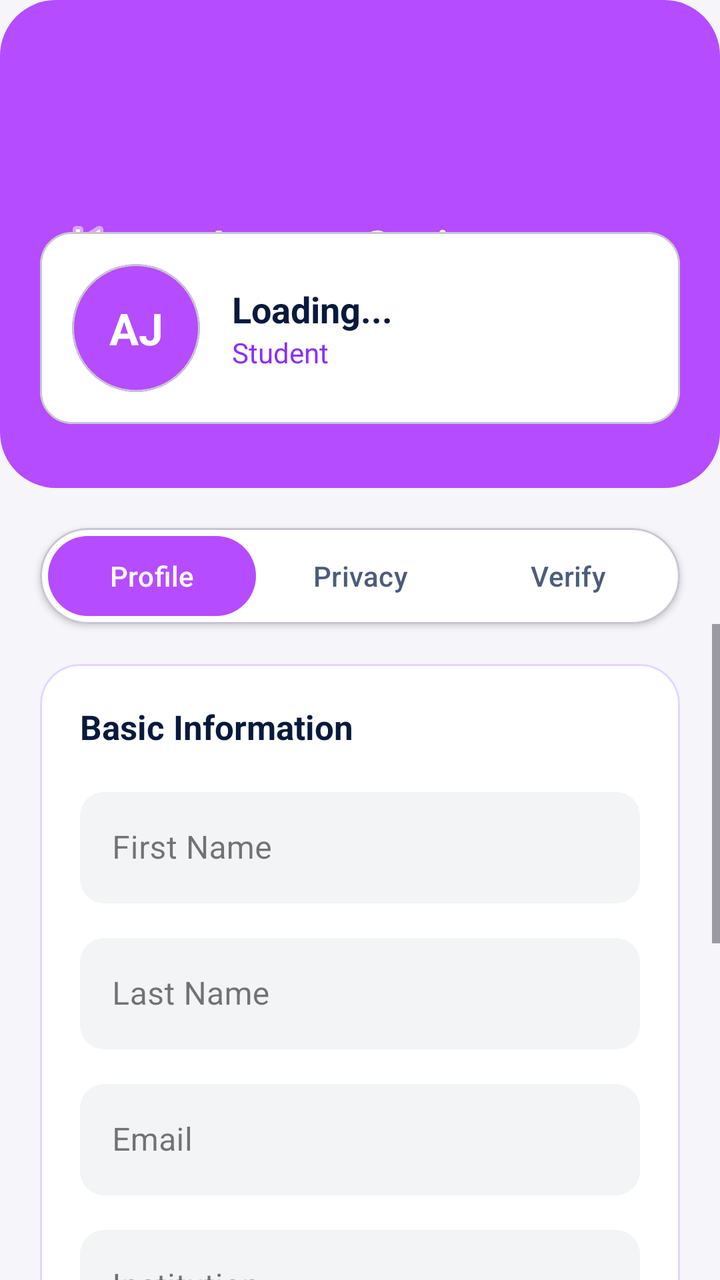
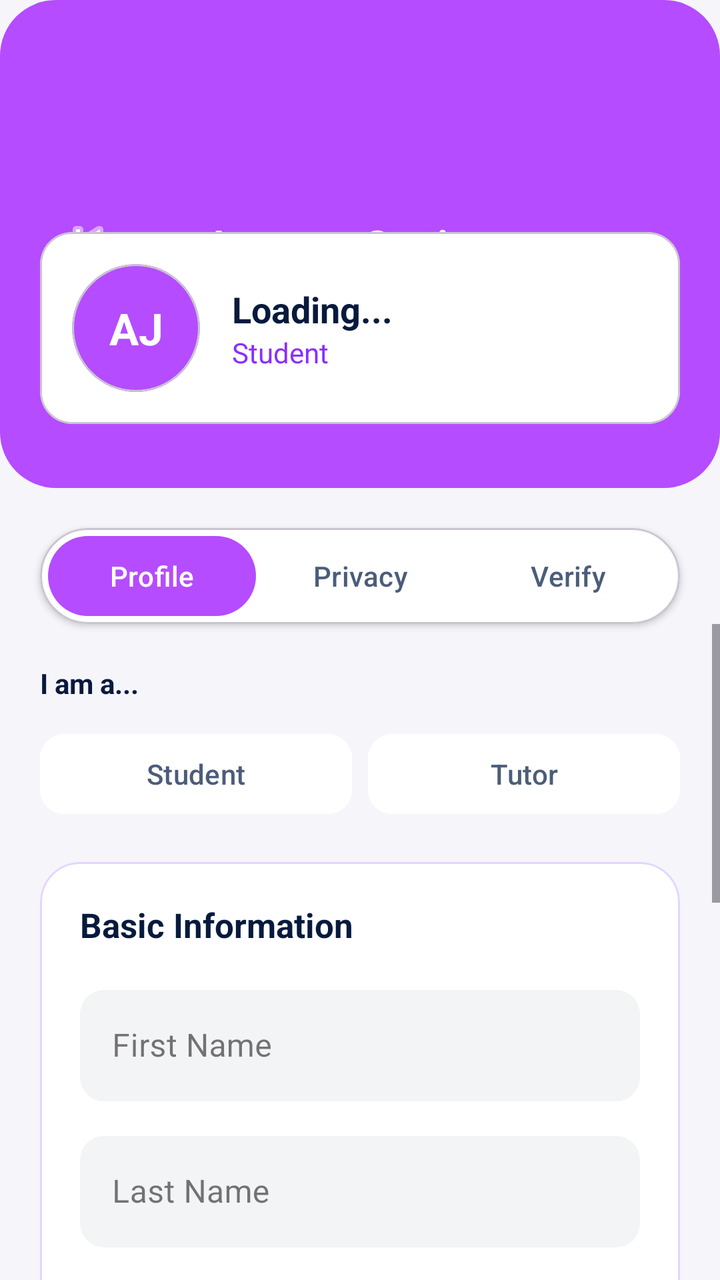

The first picture is an Android layout as it rendered before a commit; the second is the same layout after the commit. The layout source and the unified diff follow.
<!-- AndroidManifest.xml: application theme Theme.PeerTutoringApollo -->
<!-- res/layout/activity_edit_profile.xml -->
<?xml version="1.0" encoding="utf-8"?>
<LinearLayout xmlns:android="http://schemas.android.com/apk/res/android"
    xmlns:app="http://schemas.android.com/apk/res-auto"
    android:layout_width="match_parent"
    android:layout_height="match_parent"
    android:orientation="vertical"
    android:background="#F5F5FA">

    
    <RelativeLayout
        android:layout_width="match_parent"
        android:layout_height="wrap_content"
        android:background="@drawable/bg_button_gradient"
        android:paddingTop="48dp"
        android:paddingBottom="32dp"
        android:paddingHorizontal="20dp">

        <ImageButton
            android:id="@+id/btnBack"
            android:layout_width="48dp"
            android:layout_height="48dp"
            android:background="@android:color/transparent"
            android:src="@android:drawable/ic_media_previous"
            app:tint="#FFFFFF"
            android:layout_centerVertical="true"
            android:contentDescription="Back" />

        <TextView
            android:layout_width="wrap_content"
            android:layout_height="wrap_content"
            android:text="Account Settings"
            android:textColor="#FFFFFF"
            android:textSize="20sp"
            android:textStyle="bold"
            android:layout_centerInParent="true" />

        <com.google.android.material.card.MaterialCardView
            android:layout_width="match_parent"
            android:layout_height="wrap_content"
            android:layout_below="@id/btnBack"
            android:layout_marginTop="20dp"
            app:cardCornerRadius="16dp"
            app:cardBackgroundColor="#FFFFFF"
            app:cardElevation="0dp">

            <LinearLayout
                android:layout_width="match_parent"
                android:layout_height="wrap_content"
                android:orientation="horizontal"
                android:gravity="center_vertical"
                android:padding="16dp">

                <FrameLayout android:layout_width="64dp" android:layout_height="64dp">
                    <com.google.android.material.card.MaterialCardView
                        android:layout_width="64dp" android:layout_height="64dp"
                        app:cardCornerRadius="32dp" app:cardBackgroundColor="#B54CFF"
                        app:cardElevation="0dp">
                        <TextView android:id="@+id/tvAvatarInitials" android:layout_width="match_parent" android:layout_height="match_parent" android:gravity="center" android:text="AJ" android:textColor="#FFFFFF" android:textSize="22sp" android:textStyle="bold" />
                    </com.google.android.material.card.MaterialCardView>
                    
                    <com.google.android.material.card.MaterialCardView
                        android:id="@+id/badgeVerified"
                        android:layout_width="20dp" android:layout_height="20dp"
                        android:layout_gravity="top|end"
                        app:cardCornerRadius="10dp" app:cardBackgroundColor="#0062FF"
                        app:cardElevation="2dp"
                        android:visibility="gone">
                        <TextView android:layout_width="match_parent" android:layout_height="match_parent" android:gravity="center" android:text="✓" android:textColor="#FFFFFF" android:textSize="10sp" android:textStyle="bold" />
                    </com.google.android.material.card.MaterialCardView>
                </FrameLayout>

                <LinearLayout android:layout_width="0dp" android:layout_height="wrap_content" android:layout_weight="1" android:orientation="vertical" android:layout_marginStart="16dp">
                    <TextView android:id="@+id/tvUserName" android:layout_width="wrap_content" android:layout_height="wrap_content" android:text="Loading..." android:textColor="#071A3D" android:textSize="18sp" android:textStyle="bold" />
                    <TextView android:id="@+id/tvUserRole" android:layout_width="wrap_content" android:layout_height="wrap_content" android:text="Student" android:textColor="#8A2EFF" android:textSize="14sp" />
                </LinearLayout>
            </LinearLayout>
        </com.google.android.material.card.MaterialCardView>
    </RelativeLayout>

    
    <com.google.android.material.card.MaterialCardView
        android:layout_width="match_parent" android:layout_height="wrap_content"
        android:layout_marginHorizontal="20dp" android:layout_marginTop="20dp"
        app:cardCornerRadius="24dp" app:cardBackgroundColor="#FFFFFF" app:cardElevation="2dp">
        <LinearLayout android:layout_width="match_parent" android:layout_height="48dp" android:padding="4dp">
            <Button android:id="@+id/tabEditProfile" android:layout_width="0dp" android:layout_height="match_parent" android:layout_weight="1" android:text="Profile" android:textAllCaps="false" android:textColor="#FFFFFF" android:background="@drawable/bg_button_gradient" app:backgroundTint="@null" app:cornerRadius="20dp" />
            <Button android:id="@+id/tabPrivacy" android:layout_width="0dp" android:layout_height="match_parent" android:layout_weight="1" android:text="Privacy" android:textAllCaps="false" android:textColor="#4B5D7A" android:background="@android:color/transparent" app:backgroundTint="@null" />
            <Button android:id="@+id/tabVerification" android:layout_width="0dp" android:layout_height="match_parent" android:layout_weight="1" android:text="Verify" android:textAllCaps="false" android:textColor="#4B5D7A" android:background="@android:color/transparent" app:backgroundTint="@null" />
        </LinearLayout>
    </com.google.android.material.card.MaterialCardView>

    <ScrollView android:layout_width="match_parent" android:layout_height="0dp" android:layout_weight="1" android:fillViewport="true">
        <LinearLayout android:layout_width="match_parent" android:layout_height="wrap_content" android:orientation="vertical" android:padding="20dp">

            
            <LinearLayout android:id="@+id/panelEditProfile" android:layout_width="match_parent" android:layout_height="wrap_content" android:orientation="vertical">
                <com.google.android.material.card.MaterialCardView android:layout_width="match_parent" android:layout_height="wrap_content" android:layout_marginBottom="16dp" app:cardCornerRadius="20dp" app:cardBackgroundColor="#FFFFFF" app:strokeColor="#E4D5FF" app:strokeWidth="1dp" app:cardElevation="0dp">
                    <LinearLayout android:layout_width="match_parent" android:layout_height="wrap_content" android:orientation="vertical" android:padding="20dp">
                        <TextView android:layout_width="wrap_content" android:layout_height="wrap_content" android:text="Basic Information" android:textColor="#071A3D" android:textSize="17sp" android:textStyle="bold" android:layout_marginBottom="16dp" />
                        <com.google.android.material.textfield.TextInputLayout style="@style/Widget.MaterialComponents.TextInputLayout.OutlinedBox" android:layout_width="match_parent" android:layout_height="wrap_content" app:boxBackgroundColor="#F3F4F6" app:boxCornerRadiusTopStart="12dp" app:boxCornerRadiusTopEnd="12dp" app:boxCornerRadiusBottomStart="12dp" app:boxCornerRadiusBottomEnd="12dp" app:boxStrokeWidth="0dp">
                            <com.google.android.material.textfield.TextInputEditText android:id="@+id/editTextFirstName" android:layout_width="match_parent" android:layout_height="wrap_content" android:hint="First Name" />
                        </com.google.android.material.textfield.TextInputLayout>
                        <com.google.android.material.textfield.TextInputLayout style="@style/Widget.MaterialComponents.TextInputLayout.OutlinedBox" android:layout_width="match_parent" android:layout_height="wrap_content" android:layout_marginTop="12dp" app:boxBackgroundColor="#F3F4F6" app:boxCornerRadiusTopStart="12dp" app:boxCornerRadiusTopEnd="12dp" app:boxCornerRadiusBottomStart="12dp" app:boxCornerRadiusBottomEnd="12dp" app:boxStrokeWidth="0dp">
                            <com.google.android.material.textfield.TextInputEditText android:id="@+id/editTextLastName" android:layout_width="match_parent" android:layout_height="wrap_content" android:hint="Last Name" />
                        </com.google.android.material.textfield.TextInputLayout>
                        <com.google.android.material.textfield.TextInputLayout style="@style/Widget.MaterialComponents.TextInputLayout.OutlinedBox" android:layout_width="match_parent" android:layout_height="wrap_content" android:layout_marginTop="12dp" app:boxBackgroundColor="#F3F4F6" app:boxCornerRadiusTopStart="12dp" app:boxCornerRadiusTopEnd="12dp" app:boxCornerRadiusBottomStart="12dp" app:boxCornerRadiusBottomEnd="12dp" app:boxStrokeWidth="0dp">
                            <com.google.android.material.textfield.TextInputEditText android:id="@+id/editTextEmail" android:layout_width="match_parent" android:layout_height="wrap_content" android:hint="Email" android:enabled="false" />
                        </com.google.android.material.textfield.TextInputLayout>
                        <LinearLayout android:id="@+id/layoutInstitution" android:layout_width="match_parent" android:layout_height="wrap_content" android:orientation="vertical" android:layout_marginTop="12dp">
                            <com.google.android.material.textfield.TextInputLayout style="@style/Widget.MaterialComponents.TextInputLayout.OutlinedBox" android:layout_width="match_parent" android:layout_height="wrap_content" app:boxBackgroundColor="#F3F4F6" app:boxCornerRadiusTopStart="12dp" app:boxCornerRadiusTopEnd="12dp" app:boxCornerRadiusBottomStart="12dp" app:boxCornerRadiusBottomEnd="12dp" app:boxStrokeWidth="0dp">
                                <com.google.android.material.textfield.TextInputEditText android:id="@+id/editTextInstitution" android:layout_width="match_parent" android:layout_height="wrap_content" android:hint="Institution" />
                            </com.google.android.material.textfield.TextInputLayout>
                        </LinearLayout>
                        <LinearLayout android:id="@+id/layoutBio" android:layout_width="match_parent" android:layout_height="wrap_content" android:orientation="vertical" android:layout_marginTop="12dp" android:visibility="gone">
                            <com.google.android.material.textfield.TextInputLayout style="@style/Widget.MaterialComponents.TextInputLayout.OutlinedBox" android:layout_width="match_parent" android:layout_height="wrap_content" app:boxBackgroundColor="#F3F4F6" app:boxCornerRadiusTopStart="12dp" app:boxCornerRadiusTopEnd="12dp" app:boxCornerRadiusBottomStart="12dp" app:boxCornerRadiusBottomEnd="12dp" app:boxStrokeWidth="0dp">
                                <com.google.android.material.textfield.TextInputEditText android:id="@+id/editTextBio" android:layout_width="match_parent" android:layout_height="wrap_content" android:hint="Bio (Tutor)" android:lines="3" android:gravity="top" />
                            </com.google.android.material.textfield.TextInputLayout>
                            <TextView android:id="@+id/tvCharCount" android:layout_width="wrap_content" android:layout_height="wrap_content" android:text="0/500" android:textSize="11sp" android:layout_marginTop="4dp" />
                        </LinearLayout>
                        <LinearLayout android:id="@+id/layoutRate" android:layout_width="match_parent" android:layout_height="wrap_content" android:orientation="vertical" android:layout_marginTop="12dp" android:visibility="gone">
                            <com.google.android.material.textfield.TextInputLayout style="@style/Widget.MaterialComponents.TextInputLayout.OutlinedBox" android:layout_width="match_parent" android:layout_height="wrap_content" app:boxBackgroundColor="#F3F4F6" app:boxCornerRadiusTopStart="12dp" app:boxCornerRadiusTopEnd="12dp" app:boxCornerRadiusBottomStart="12dp" app:boxCornerRadiusBottomEnd="12dp" app:boxStrokeWidth="0dp">
                                <com.google.android.material.textfield.TextInputEditText android:id="@+id/editTextRate" android:layout_width="match_parent" android:layout_height="wrap_content" android:hint="Rate (Tokens)" android:inputType="number" />
                            </com.google.android.material.textfield.TextInputLayout>
                        </LinearLayout>
                    </LinearLayout>
                </com.google.android.material.card.MaterialCardView>
                <TextView android:layout_width="wrap_content" android:layout_height="wrap_content" android:text="Subjects" android:textStyle="bold" android:layout_marginBottom="8dp" />
                <com.google.android.material.chip.ChipGroup android:id="@+id/chipGroupSubjects" android:layout_width="match_parent" android:layout_height="wrap_content" android:layout_marginBottom="16dp">
                    <com.google.android.material.chip.Chip android:id="@+id/chipMathematics" style="@style/Widget.MaterialComponents.Chip.Choice" android:layout_width="wrap_content" android:layout_height="wrap_content" android:text="Mathematics" />
                    <com.google.android.material.chip.Chip android:id="@+id/chipPhysics" style="@style/Widget.MaterialComponents.Chip.Choice" android:layout_width="wrap_content" android:layout_height="wrap_content" android:text="Physics" />
                    <com.google.android.material.chip.Chip android:id="@+id/chipChemistry" style="@style/Widget.MaterialComponents.Chip.Choice" android:layout_width="wrap_content" android:layout_height="wrap_content" android:text="Chemistry" />
                    <com.google.android.material.chip.Chip android:id="@+id/chipBiology" style="@style/Widget.MaterialComponents.Chip.Choice" android:layout_width="wrap_content" android:layout_height="wrap_content" android:text="Biology" />
                    <com.google.android.material.chip.Chip android:id="@+id/chipComputerScience" style="@style/Widget.MaterialComponents.Chip.Choice" android:layout_width="wrap_content" android:layout_height="wrap_content" android:text="Computer Science" />
                    <com.google.android.material.chip.Chip android:id="@+id/chipEnglish" style="@style/Widget.MaterialComponents.Chip.Choice" android:layout_width="wrap_content" android:layout_height="wrap_content" android:text="English" />
                    <com.google.android.material.chip.Chip android:id="@+id/chipHistory" style="@style/Widget.MaterialComponents.Chip.Choice" android:layout_width="wrap_content" android:layout_height="wrap_content" android:text="History" />
                    <com.google.android.material.chip.Chip android:id="@+id/chipEconomics" style="@style/Widget.MaterialComponents.Chip.Choice" android:layout_width="wrap_content" android:layout_height="wrap_content" android:text="Economics" />
                </com.google.android.material.chip.ChipGroup>
                <Button android:id="@+id/btnSaveProfile" android:layout_width="match_parent" android:layout_height="56dp" android:text="Update Profile" android:background="@drawable/bg_button_gradient" app:backgroundTint="@null" android:textColor="#FFFFFF" />
            </LinearLayout>

            
            <LinearLayout android:id="@+id/panelPrivacy" android:layout_width="match_parent" android:layout_height="wrap_content" android:orientation="vertical" android:visibility="gone">
                <com.google.android.material.card.MaterialCardView android:layout_width="match_parent" android:layout_height="wrap_content" app:cardCornerRadius="20dp" app:cardBackgroundColor="#FFFFFF" app:strokeColor="#E4D5FF" app:strokeWidth="1dp" app:cardElevation="0dp">
                    <LinearLayout android:layout_width="match_parent" android:layout_height="wrap_content" android:orientation="vertical" android:padding="20dp">
                        <com.google.android.material.switchmaterial.SwitchMaterial android:id="@+id/switchProfileVisible" android:layout_width="match_parent" android:layout_height="wrap_content" android:text="Publicly Discoverable" />
                        <com.google.android.material.switchmaterial.SwitchMaterial android:id="@+id/switchShowName" android:layout_width="match_parent" android:layout_height="wrap_content" android:text="Show Full Name" />
                        <com.google.android.material.switchmaterial.SwitchMaterial android:id="@+id/switchShowInstitution" android:layout_width="match_parent" android:layout_height="wrap_content" android:text="Show Institution" />
                        <com.google.android.material.switchmaterial.SwitchMaterial android:id="@+id/switchShowSubjects" android:layout_width="match_parent" android:layout_height="wrap_content" android:text="Show Subjects" />
                        <com.google.android.material.switchmaterial.SwitchMaterial android:id="@+id/switchShowRate" android:layout_width="match_parent" android:layout_height="wrap_content" android:text="Show Hourly Rate" />
                    </LinearLayout>
                </com.google.android.material.card.MaterialCardView>
                <Button android:id="@+id/btnSavePrivacy" android:layout_width="match_parent" android:layout_height="56dp" android:layout_marginTop="20dp" android:text="Save Privacy Settings" android:background="@drawable/bg_button_gradient" app:backgroundTint="@null" android:textColor="#FFFFFF" />
            </LinearLayout>

            
            <LinearLayout android:id="@+id/panelVerification" android:layout_width="match_parent" android:layout_height="wrap_content" android:orientation="vertical" android:visibility="gone" android:gravity="center_horizontal">
                <com.google.android.material.card.MaterialCardView android:layout_width="100dp" android:layout_height="100dp" app:cardCornerRadius="24dp" app:cardElevation="8dp" android:layout_marginTop="16dp" app:cardBackgroundColor="@null">
                    <View android:layout_width="match_parent" android:layout_height="match_parent" android:background="@drawable/bg_button_gradient" />
                    <ImageView android:id="@+id/imgVerificationStatus" android:layout_width="50dp" android:layout_height="50dp" android:layout_gravity="center" android:src="@android:drawable/ic_lock_idle_lock" app:tint="#FFFFFF" />
                </com.google.android.material.card.MaterialCardView>
                <TextView android:id="@+id/tvVerificationTitle" android:layout_width="wrap_content" android:layout_height="wrap_content" android:text="Verify Your Identity" android:textColor="#071A3D" android:textSize="28sp" android:textStyle="bold" android:layout_marginTop="24dp" />
                <TextView android:id="@+id/tvVerificationDesc" android:layout_width="match_parent" android:layout_height="wrap_content" android:text="Earn a \&quot;Verified\&quot; badge to increase student trust and unlock premium features" android:textColor="#4B5D7A" android:textSize="15sp" android:gravity="center" android:layout_marginTop="12dp" android:paddingHorizontal="20dp" />
                <com.google.android.material.card.MaterialCardView android:layout_width="match_parent" android:layout_height="wrap_content" android:layout_marginTop="32dp" app:cardCornerRadius="20dp" app:cardBackgroundColor="#FFFFFF" app:cardElevation="2dp">
                    <LinearLayout android:layout_width="match_parent" android:layout_height="wrap_content" android:orientation="horizontal" android:padding="16dp" android:gravity="center_vertical">
                        <com.google.android.material.card.MaterialCardView android:layout_width="48dp" android:layout_height="48dp" app:cardCornerRadius="12dp" app:cardBackgroundColor="#EEF4FF" app:cardElevation="0dp">
                            <TextView android:layout_width="wrap_content" android:layout_height="wrap_content" android:layout_gravity="center" android:text="🎗️" android:textSize="20sp" />
                        </com.google.android.material.card.MaterialCardView>
                        <LinearLayout android:layout_width="0dp" android:layout_height="wrap_content" android:layout_weight="1" android:orientation="vertical" android:layout_marginStart="16dp">
                            <TextView android:layout_width="wrap_content" android:layout_height="wrap_content" android:text="Get Verified Badge" android:textStyle="bold" android:textColor="#071A3D" android:textSize="15sp" />
                            <TextView android:layout_width="wrap_content" android:layout_height="wrap_content" android:text="Stand out to students" android:textColor="#8B97A8" android:textSize="13sp" />
                        </LinearLayout>
                    </LinearLayout>
                </com.google.android.material.card.MaterialCardView>
                <com.google.android.material.card.MaterialCardView android:layout_width="match_parent" android:layout_height="wrap_content" android:layout_marginTop="12dp" app:cardCornerRadius="20dp" app:cardBackgroundColor="#FFFFFF" app:cardElevation="2dp">
                    <LinearLayout android:layout_width="match_parent" android:layout_height="wrap_content" android:orientation="horizontal" android:padding="16dp" android:gravity="center_vertical">
                        <com.google.android.material.card.MaterialCardView android:layout_width="48dp" android:layout_height="48dp" app:cardCornerRadius="12dp" app:cardBackgroundColor="#EAF9EE" app:cardElevation="0dp">
                            <TextView android:layout_width="wrap_content" android:layout_height="wrap_content" android:layout_gravity="center" android:text="✨" android:textSize="20sp" />
                        </com.google.android.material.card.MaterialCardView>
                        <LinearLayout android:layout_width="0dp" android:layout_height="wrap_content" android:layout_weight="1" android:orientation="vertical" android:layout_marginStart="16dp">
                            <TextView android:layout_width="wrap_content" android:layout_height="wrap_content" android:text="Earn More Tokens" android:textStyle="bold" android:textColor="#071A3D" android:textSize="15sp" />
                            <TextView android:layout_width="wrap_content" android:layout_height="wrap_content" android:text="+50% token bonus" android:textColor="#8B97A8" android:textSize="13sp" />
                        </LinearLayout>
                    </LinearLayout>
                </com.google.android.material.card.MaterialCardView>
                <com.google.android.material.card.MaterialCardView android:layout_width="match_parent" android:layout_height="wrap_content" android:layout_marginTop="12dp" app:cardCornerRadius="20dp" app:cardBackgroundColor="#FFFFFF" app:cardElevation="2dp">
                    <LinearLayout android:layout_width="match_parent" android:layout_height="wrap_content" android:orientation="horizontal" android:padding="16dp" android:gravity="center_vertical">
                        <com.google.android.material.card.MaterialCardView android:layout_width="48dp" android:layout_height="48dp" app:cardCornerRadius="12dp" app:cardBackgroundColor="#F3EEFF" app:cardElevation="0dp">
                            <TextView android:layout_width="wrap_content" android:layout_height="wrap_content" android:layout_gravity="center" android:text="✔️" android:textSize="20sp" />
                        </com.google.android.material.card.MaterialCardView>
                        <LinearLayout android:layout_width="0dp" android:layout_height="wrap_content" android:layout_weight="1" android:orientation="vertical" android:layout_marginStart="16dp">
                            <TextView android:layout_width="wrap_content" android:layout_height="wrap_content" android:text="Build Trust" android:textStyle="bold" android:textColor="#071A3D" android:textSize="15sp" />
                            <TextView android:layout_width="wrap_content" android:layout_height="wrap_content" android:text="Verified tutors get 3x more bookings" android:textColor="#8B97A8" android:textSize="13sp" />
                        </LinearLayout>
                    </LinearLayout>
                </com.google.android.material.card.MaterialCardView>
                <com.google.android.material.card.MaterialCardView android:id="@+id/btnUploadID" android:layout_width="match_parent" android:layout_height="100dp" android:layout_marginTop="32dp" app:cardCornerRadius="16dp" app:cardBackgroundColor="#F5F5FA" app:strokeColor="#D9DCE3" app:strokeWidth="1dp" app:cardElevation="0dp">
                    <TextView android:id="@+id/tvUploadLabel" android:layout_width="match_parent" android:layout_height="match_parent" android:gravity="center" android:text="Tap to select document" android:textColor="#8A2EFF" android:textStyle="bold" />
                </com.google.android.material.card.MaterialCardView>
                <Button android:id="@+id/btnSubmitVerification" android:layout_width="match_parent" android:layout_height="56dp" android:layout_marginTop="20dp" android:layout_marginBottom="40dp" android:text="Submit for Review" android:textAllCaps="false" android:enabled="false" android:background="@drawable/bg_button_gradient" app:backgroundTint="@null" android:textColor="#FFFFFF" />
            </LinearLayout>

        </LinearLayout>
    </ScrollView>
</LinearLayout>
<!-- resources referenced by this layout -->
<resources>
  <!-- drawable bg_button_gradient (drawable) -->
  <?xml version="1.0" encoding="utf-8"?>
  <shape xmlns:android="http://schemas.android.com/apk/res/android">
      <gradient
          android:startColor="#B54CFF"
          android:endColor="#B54CFF"
          android:angle="0" />
      <corners android:radius="28dp" />
  </shape>
  <style name="Theme.PeerTutoringApollo" parent="Base.Theme.PeerTutoringApollo" />
  <style name="Base.Theme.PeerTutoringApollo" parent="Theme.Material3.DayNight.NoActionBar">
          
          
      </style>
</resources>

<!-- the commit's change to res/layout/activity_edit_profile.xml (unified diff, before → after) -->
@@ -94,6 +94,45 @@
 
             
             <LinearLayout android:id="@+id/panelEditProfile" android:layout_width="match_parent" android:layout_height="wrap_content" android:orientation="vertical">
+
+                <TextView
+                    android:layout_width="wrap_content"
+                    android:layout_height="wrap_content"
+                    android:text="I am a..."
+                    android:textStyle="bold"
+                    android:layout_marginBottom="12dp"
+                    android:textColor="#071A3D" />
+
+                <LinearLayout
+                    android:layout_width="match_parent"
+                    android:layout_height="48dp"
+                    android:orientation="horizontal"
+                    android:layout_marginBottom="20dp">
+
+                    <Button
+                        android:id="@+id/btnRoleStudent"
+                        android:layout_width="0dp"
+                        android:layout_height="match_parent"
+                        android:layout_weight="1"
+                        android:text="Student"
+                        android:textAllCaps="false"
+                        android:layout_marginEnd="8dp"
+                        app:cornerRadius="12dp"
+                        android:backgroundTint="#FFFFFF"
+                        android:textColor="#4B5D7A" />
+
+                    <Button
+                        android:id="@+id/btnRoleTutor"
+                        android:layout_width="0dp"
+                        android:layout_height="match_parent"
+                        android:layout_weight="1"
+                        android:text="Tutor"
+                        android:textAllCaps="false"
+                        app:cornerRadius="12dp"
+                        android:backgroundTint="#FFFFFF"
+                        android:textColor="#4B5D7A" />
+                </LinearLayout>
+
                 <com.google.android.material.card.MaterialCardView android:layout_width="match_parent" android:layout_height="wrap_content" android:layout_marginBottom="16dp" app:cardCornerRadius="20dp" app:cardBackgroundColor="#FFFFFF" app:strokeColor="#E4D5FF" app:strokeWidth="1dp" app:cardElevation="0dp">
                     <LinearLayout android:layout_width="match_parent" android:layout_height="wrap_content" android:orientation="vertical" android:padding="20dp">
                         <TextView android:layout_width="wrap_content" android:layout_height="wrap_content" android:text="Basic Information" android:textColor="#071A3D" android:textSize="17sp" android:textStyle="bold" android:layout_marginBottom="16dp" />
@@ -144,9 +183,32 @@
                     <LinearLayout android:layout_width="match_parent" android:layout_height="wrap_content" android:orientation="vertical" android:padding="20dp">
                         <com.google.android.material.switchmaterial.SwitchMaterial android:id="@+id/switchProfileVisible" android:layout_width="match_parent" android:layout_height="wrap_content" android:text="Publicly Discoverable" />
                         <com.google.android.material.switchmaterial.SwitchMaterial android:id="@+id/switchShowName" android:layout_width="match_parent" android:layout_height="wrap_content" android:text="Show Full Name" />
-                        <com.google.android.material.switchmaterial.SwitchMaterial android:id="@+id/switchShowInstitution" android:layout_width="match_parent" android:layout_height="wrap_content" android:text="Show Institution" />
+
+                        <LinearLayout
+                            android:id="@+id/rowShowInstitution"
+                            android:layout_width="match_parent"
+                            android:layout_height="wrap_content"
+                            android:orientation="vertical">
+                            <com.google.android.material.switchmaterial.SwitchMaterial
+                                android:id="@+id/switchShowInstitution"
+                                android:layout_width="match_parent"
+                                android:layout_height="wrap_content"
+                                android:text="Show Institution" />
+                        </LinearLayout>
+
                         <com.google.android.material.switchmaterial.SwitchMaterial android:id="@+id/switchShowSubjects" android:layout_width="match_parent" android:layout_height="wrap_content" android:text="Show Subjects" />
-                        <com.google.android.material.switchmaterial.SwitchMaterial android:id="@+id/switchShowRate" android:layout_width="match_parent" android:layout_height="wrap_content" android:text="Show Hourly Rate" />
+
+                        <LinearLayout
+                            android:id="@+id/rowShowRate"
+                            android:layout_width="match_parent"
+                            android:layout_height="wrap_content"
+                            android:orientation="vertical">
+                            <com.google.android.material.switchmaterial.SwitchMaterial
+                                android:id="@+id/switchShowRate"
+                                android:layout_width="match_parent"
+                                android:layout_height="wrap_content"
+                                android:text="Show Hourly Rate" />
+                        </LinearLayout>
                     </LinearLayout>
                 </com.google.android.material.card.MaterialCardView>
                 <Button android:id="@+id/btnSavePrivacy" android:layout_width="match_parent" android:layout_height="56dp" android:layout_marginTop="20dp" android:text="Save Privacy Settings" android:background="@drawable/bg_button_gradient" app:backgroundTint="@null" android:textColor="#FFFFFF" />
